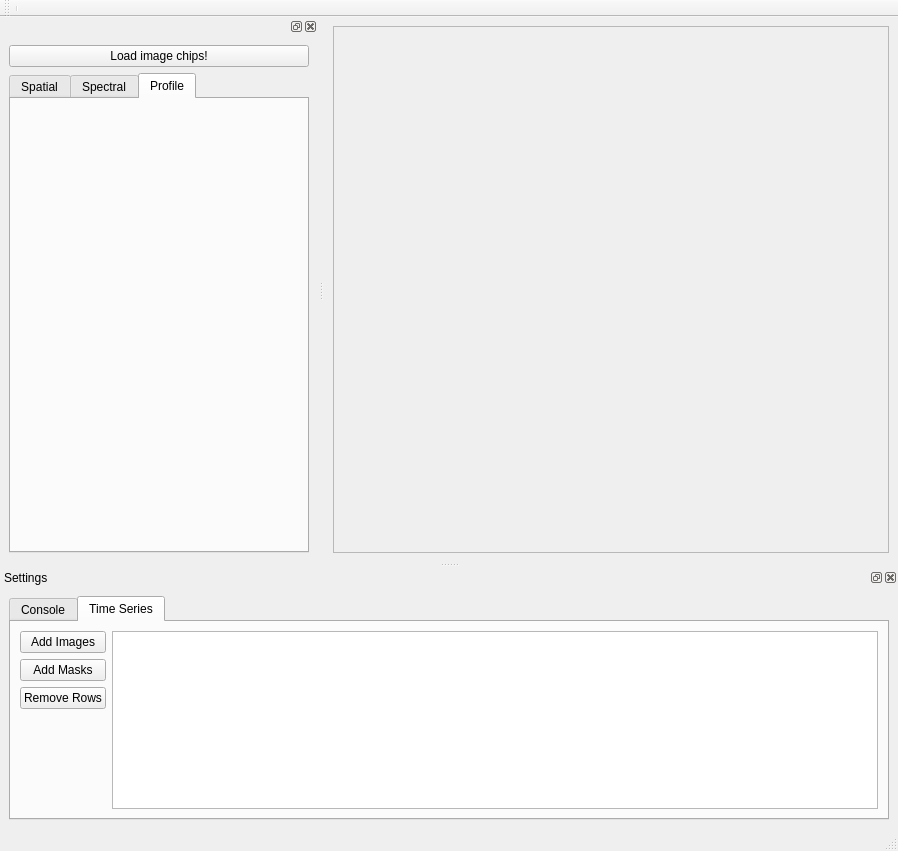
Before: the Qt Designer form sensecarbon_tsv_gui_base.ui in jakimowb/eo-time-series-viewer, drawn with Qt 5.
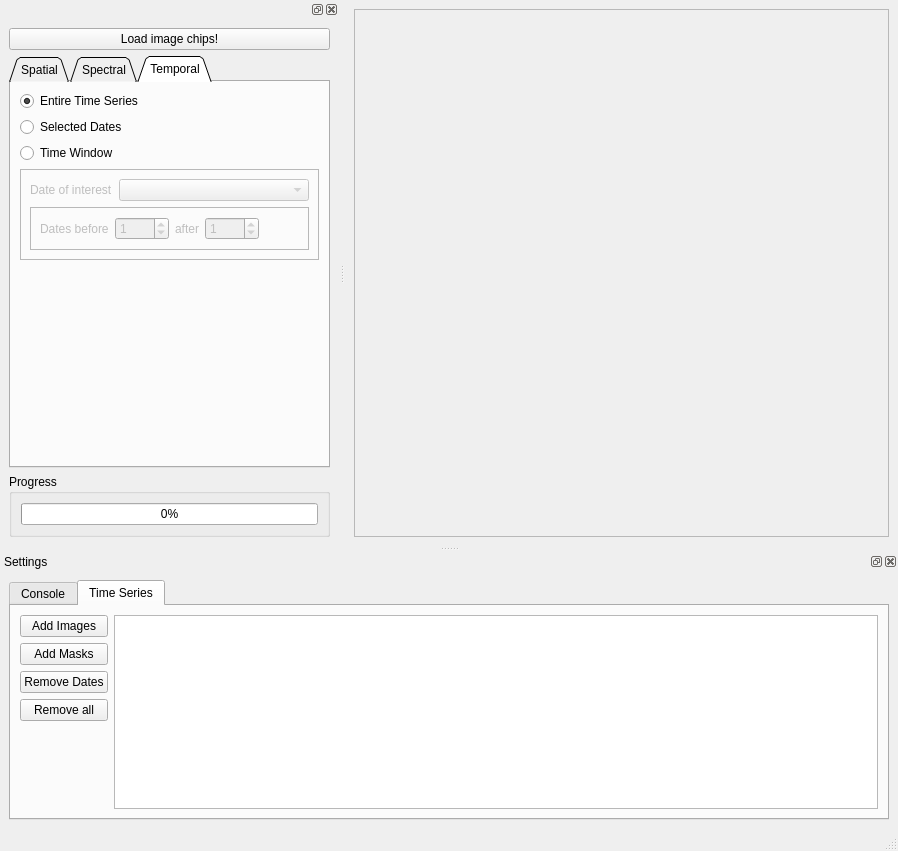
After: the same form once the commit is applied. The open tabs and pages were chosen to show the change.

The edit to the form file:
```diff
--- a/sensecarbon_tsv_gui_base.ui
+++ b/sensecarbon_tsv_gui_base.ui
@@ -73,18 +73,6 @@
    </layout>
   </widget>
   <widget class="QStatusBar" name="statusBar"/>
-  <widget class="QToolBar" name="toolBar">
-   <property name="windowTitle">
-    <string>toolBar</string>
-   </property>
-   <attribute name="toolBarArea">
-    <enum>TopToolBarArea</enum>
-   </attribute>
-   <attribute name="toolBarBreak">
-    <bool>false</bool>
-   </attribute>
-   <addaction name="separator"/>
-  </widget>
   <widget class="QDockWidget" name="dockWidget_3">
    <property name="windowTitle">
     <string>Settings</string>
@@ -167,7 +155,14 @@
            <item>
             <widget class="QPushButton" name="btn_removeTSD">
              <property name="text">
-              <string>Remove Rows</string>
+              <string>Remove Dates</string>
+             </property>
+            </widget>
+           </item>
+           <item>
+            <widget class="QPushButton" name="btn_removeTS">
+             <property name="text">
+              <string>Remove all</string>
              </property>
             </widget>
            </item>
@@ -218,10 +213,22 @@
      </item>
      <item>
       <widget class="QTabWidget" name="tabWidget_viewsettings">
+       <property name="tabShape">
+        <enum>QTabWidget::Triangular</enum>
+       </property>
        <property name="currentIndex">
         <number>1</number>
        </property>
-       <widget class="QWidget" name="tab_8">
+       <property name="elideMode">
+        <enum>Qt::ElideNone</enum>
+       </property>
+       <property name="documentMode">
+        <bool>false</bool>
+       </property>
+       <property name="movable">
+        <bool>false</bool>
+       </property>
+       <widget class="QWidget" name="tab_spatial">
         <attribute name="title">
          <string>Spatial</string>
         </attribute>
@@ -453,28 +460,6 @@
            </layout>
           </widget>
          </item>
-         <item>
-          <widget class="QGroupBox" name="groupBox">
-           <property name="minimumSize">
-            <size>
-             <width>0</width>
-             <height>0</height>
-            </size>
-           </property>
-           <property name="title">
-            <string>Progress</string>
-           </property>
-           <layout class="QVBoxLayout" name="verticalLayout_10">
-            <item>
-             <widget class="QProgressBar" name="progressBar">
-              <property name="value">
-               <number>0</number>
-              </property>
-             </widget>
-            </item>
-           </layout>
-          </widget>
-         </item>
          <item>
           <spacer name="verticalSpacer_4">
            <property name="orientation">
@@ -557,15 +542,7 @@
               <verstretch>0</verstretch>
              </sizepolicy>
             </property>
-            <layout class="QVBoxLayout" name="verticalLayout_4">
-             <item>
-              <widget class="QLabel" name="label_7">
-               <property name="text">
-                <string>Add new view</string>
-               </property>
-              </widget>
-             </item>
-            </layout>
+            <layout class="QVBoxLayout" name="verticalLayout_4"/>
            </widget>
           </widget>
          </item>
@@ -573,11 +550,155 @@
        </widget>
        <widget class="QWidget" name="tab_3">
         <attribute name="title">
-         <string>Profile</string>
+         <string>Temporal</string>
         </attribute>
+        <layout class="QFormLayout" name="formLayout">
+         <property name="fieldGrowthPolicy">
+          <enum>QFormLayout::AllNonFixedFieldsGrow</enum>
+         </property>
+         <item row="0" column="0">
+          <widget class="QRadioButton" name="rb_showEntireTS">
+           <property name="text">
+            <string>Entire Time Series</string>
+           </property>
+           <property name="checked">
+            <bool>true</bool>
+           </property>
+          </widget>
+         </item>
+         <item row="1" column="0">
+          <widget class="QRadioButton" name="rb_showSelectedDates">
+           <property name="text">
+            <string>Selected Dates</string>
+           </property>
+          </widget>
+         </item>
+         <item row="2" column="0">
+          <widget class="QRadioButton" name="rb_showTimeWindow">
+           <property name="text">
+            <string>Time Window</string>
+           </property>
+          </widget>
+         </item>
+         <item row="3" column="0" colspan="2">
+          <widget class="QFrame" name="frame_timewindow">
+           <property name="enabled">
+            <bool>false</bool>
+           </property>
+           <property name="frameShape">
+            <enum>QFrame::StyledPanel</enum>
+           </property>
+           <property name="frameShadow">
+            <enum>QFrame::Raised</enum>
+           </property>
+           <layout class="QFormLayout" name="formLayout_2">
+            <property name="fieldGrowthPolicy">
+             <enum>QFormLayout::AllNonFixedFieldsGrow</enum>
+            </property>
+            <item row="0" column="0">
+             <widget class="QLabel" name="label_7">
+              <property name="text">
+               <string>Date of interest</string>
+              </property>
+             </widget>
+            </item>
+            <item row="0" column="1">
+             <widget class="QComboBox" name="cb_timeWindow_doi"/>
+            </item>
+            <item row="3" column="0" colspan="2">
+             <widget class="QFrame" name="frame_2">
+              <property name="minimumSize">
+               <size>
+                <width>50</width>
+                <height>20</height>
+               </size>
+              </property>
+              <property name="frameShape">
+               <enum>QFrame::StyledPanel</enum>
+              </property>
+              <property name="frameShadow">
+               <enum>QFrame::Raised</enum>
+              </property>
+              <layout class="QHBoxLayout" name="horizontalLayout_3">
+               <item>
+                <widget class="QLabel" name="label_8">
+                 <property name="text">
+                  <string>Dates before</string>
+                 </property>
+                </widget>
+               </item>
+               <item>
+                <widget class="QSpinBox" name="sb_ndates_before">
+                 <property name="maximum">
+                  <number>9999</number>
+                 </property>
+                 <property name="value">
+                  <number>1</number>
+                 </property>
+                </widget>
+               </item>
+               <item>
+                <widget class="QLabel" name="label_9">
+                 <property name="text">
+                  <string>after</string>
+                 </property>
+                </widget>
+               </item>
+               <item>
+                <widget class="QSpinBox" name="sb_ndates_after">
+                 <property name="maximum">
+                  <number>9999</number>
+                 </property>
+                 <property name="value">
+                  <number>1</number>
+                 </property>
+                </widget>
+               </item>
+               <item>
+                <spacer name="horizontalSpacer_3">
+                 <property name="orientation">
+                  <enum>Qt::Horizontal</enum>
+                 </property>
+                 <property name="sizeHint" stdset="0">
+                  <size>
+                   <width>40</width>
+                   <height>20</height>
+                  </size>
+                 </property>
+                </spacer>
+               </item>
+              </layout>
+             </widget>
+            </item>
+           </layout>
+          </widget>
+         </item>
+        </layout>
        </widget>
       </widget>
      </item>
+     <item>
+      <widget class="QGroupBox" name="groupBox">
+       <property name="minimumSize">
+        <size>
+         <width>0</width>
+         <height>0</height>
+        </size>
+       </property>
+       <property name="title">
+        <string>Progress</string>
+       </property>
+       <layout class="QVBoxLayout" name="verticalLayout_10">
+        <item>
+         <widget class="QProgressBar" name="progressBar">
+          <property name="value">
+           <number>0</number>
+          </property>
+         </widget>
+        </item>
+       </layout>
+      </widget>
+     </item>
     </layout>
    </widget>
   </widget>
```
Left out of the diff: 44 changed lines with no effect on the pictures.
